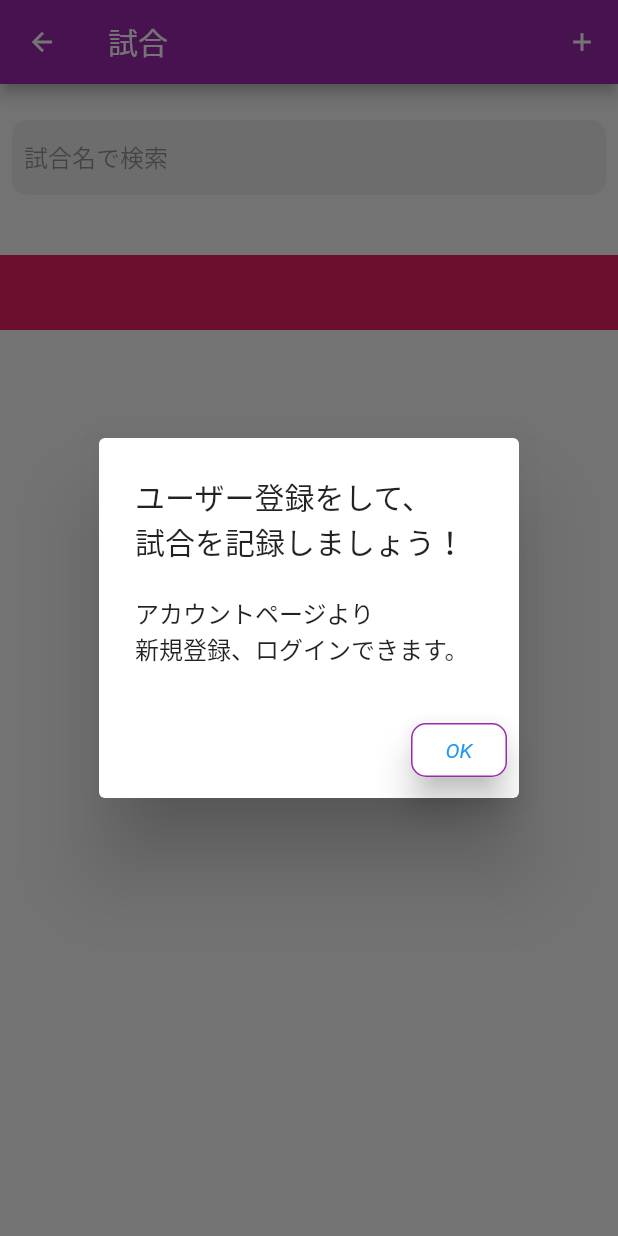
After one commit to o2yama/game-record-app, a Flutter app: the MatchListScreen screen opened directly, after a tap on the "add" icon, on a phone screen of 412 x 824 dp. The commit adds this screen. Run offline on Flutter 3.47's test engine with Material 2 defaults, Android fonts, the phone set to English and light mode, and no system bars; our stand-ins replace adaptive_dialog, animated_splash_screen, cloud_firestore, firebase_auth, firebase_core, firebase_storage and 6 more; missing offline and left inert: app_tracking_transparency; accounts and stored records are empty.

Commit message:
試合の取得、表示

```diff
--- a/lib/domain/app_user/app_user.dart
+++ b/lib/domain/app_user/app_user.dart
@@ -11,7 +11,7 @@ abstract class AppUser with _$AppUser {
   const factory AppUser({
     @Default('') String userId,
     @Default('') String email,
-    @Default('unknown') String name,
+    @Default('') String name,
     String? imageUrl,
   }) = _AppUser;
 
--- a/lib/domain/game/game.dart
+++ b/lib/domain/game/game.dart
@@ -12,7 +12,6 @@ abstract class Game with _$Game {
     DateTime? heldAt,
     @Default('') String editorKey,
     @Default('') String readerKey,
-    @Default(true) bool isMatch,
     @Default(<String>[]) List<String> editorIds,
     @Default(<String>[]) List<String> readerIds,
   }) = _Game;
--- a/lib/main.dart
+++ b/lib/main.dart
@@ -33,16 +33,13 @@ class MyApp extends HookWidget {
     return MaterialApp(
       debugShowCheckedModeBanner: false,
       theme: ThemeData(
-        inputDecorationTheme: const InputDecorationTheme(
-          fillColor: Colors.grey,
-        ),
+        inputDecorationTheme:
+            const InputDecorationTheme(fillColor: Colors.grey),
         elevatedButtonTheme: ElevatedButtonThemeData(
           style: ElevatedButton.styleFrom(
             primary: Colors.purpleAccent,
             textStyle: const TextStyle(
-              color: Colors.white,
-              fontWeight: FontWeight.bold,
-            ),
+                color: Colors.white, fontWeight: FontWeight.bold),
             shape: const StadiumBorder(),
             elevation: 10,
           ),
@@ -51,19 +48,18 @@ class MyApp extends HookWidget {
           style: TextButton.styleFrom(
             backgroundColor: Colors.white,
             textStyle: const TextStyle(
-              color: Colors.purple,
-              fontStyle: FontStyle.italic,
-            ),
+                color: Colors.purple, fontStyle: FontStyle.italic),
             shape: RoundedRectangleBorder(
-              side: const BorderSide(width: 1, color: Colors.purple),
-              borderRadius: BorderRadius.circular(10),
-            ),
+                side: const BorderSide(width: 1, color: Colors.purple),
+                borderRadius: BorderRadius.circular(10)),
             elevation: 10,
           ),
         ),
         primaryColor: Colors.purple,
         accentColor: Colors.purpleAccent,
         backgroundColor: Colors.grey[200],
+        iconTheme: const IconThemeData(color: Colors.white, size: 20),
+        appBarTheme: const AppBarTheme(centerTitle: false),
       ),
       home: AnimatedSplashScreen(
         splash: 'images/icon.png',
--- /dev/null
+++ b/lib/screens/home_screens/match_list_screen/match_list_screen.dart
@@ -0,0 +1,145 @@
+import 'package:adaptive_dialog/adaptive_dialog.dart';
+import 'package:flutter/material.dart';
+import 'package:flutter_hooks/flutter_hooks.dart';
+import 'package:hooks_riverpod/hooks_riverpod.dart';
+import 'package:record_game_app/common/widgets/loading_screen.dart';
+import 'package:record_game_app/domain/app_user/app_user.dart';
+import 'package:record_game_app/domain/game/game.dart';
+import 'package:record_game_app/screens/create_new_game/create_new_game_screen.dart';
+import 'package:record_game_app/screens/home_screens/match_list_screen/match_list_state.dart';
+import 'package:record_game_app/screens/team_list_screen/team_list_screen.dart';
+import 'package:record_game_app/screens/loading_state.dart';
+
+final _searchMatchController = TextEditingController();
+
+class MatchListScreen extends HookWidget {
+  const MatchListScreen({Key? key}) : super(key: key);
+
+  @override
+  Widget build(BuildContext context) {
+    final _isLoading = useProvider(loadingStateProvider);
+    final _appUser = useProvider(appUserStateProvider);
+
+    return GestureDetector(
+      onTap: () => FocusScope.of(context).requestFocus(FocusNode()),
+      child: Scaffold(
+        appBar: AppBar(
+          title: const Text('試合'),
+          actions: [
+            IconButton(
+              onPressed: () async {
+                _appUser.email == ''
+                    ? await showOkAlertDialog(
+                        context: context,
+                        title: 'ユーザー登録をして、\n試合を記録しましょう！',
+                        message: 'アカウントページより\n新規登録、ログインできます。',
+                      )
+                    : Navigator.push<Widget>(
+                        context,
+                        MaterialPageRoute(
+                            builder: (context) => const CreateNewGameScreen()));
+              },
+              icon: const Icon(
+                Icons.add,
+                color: Colors.white,
+              ),
+            ),
+          ],
+        ),
+        body: Stack(children: [
+          const MatchListView(),
+          _isLoading ? const LoadingScreen() : Container(),
+        ]),
+      ),
+    );
+  }
+}
+
+class MatchListView extends HookWidget {
+  const MatchListView({Key? key}) : super(key: key);
+
+  Widget _adWidget() {
+    return Padding(
+      padding: const EdgeInsets.only(top: 40),
+      child: Container(height: 50, color: Colors.pink),
+    );
+  }
+
+  Widget _searchField(BuildContext context) {
+    return Padding(
+      padding: const EdgeInsets.only(top: 24, right: 8, left: 8),
+      child: Container(
+        height: 50,
+        decoration: BoxDecoration(
+          color: Colors.grey[200],
+          borderRadius: BorderRadius.circular(10),
+        ),
+        child: Padding(
+          padding: const EdgeInsets.only(right: 8, left: 8),
+          child: TextField(
+            controller: _searchMatchController,
+            keyboardType: TextInputType.text,
+            decoration: const InputDecoration(
+              border: InputBorder.none,
+              hintText: '試合名で検索',
+              hintStyle: TextStyle(color: Colors.black38),
+            ),
+          ),
+        ),
+      ),
+    );
+  }
+
+  Widget _matchTile(BuildContext context, Game game, bool isLast) {
+    return Column(children: [
+      ListTile(
+        onTap: () => Navigator.push<Widget>(
+            context,
+            MaterialPageRoute(
+              builder: (context) => TeamListScreen(game: game),
+            )),
+        leading: Text(
+          '${game.heldAt!.month}/${game.heldAt!.day}',
+          textAlign: TextAlign.center,
+        ),
+        title: Text(
+          game.gameTitle,
+          style: Theme.of(context).textTheme.headline6,
+        ),
+      ),
+      isLast ? _adWidget() : Container(),
+    ]);
+  }
+
+  @override
+  Widget build(BuildContext context) {
+    final _loadingStateModel = useProvider(loadingStateProvider.notifier);
+    final _matchListModel = useProvider(matchListStateProvider.notifier);
+    final _matchList = useProvider(matchListStateProvider);
+
+    return RefreshIndicator(
+      onRefresh: () async {
+        _loadingStateModel.startLoading();
+        await _matchListModel.fetchMatches();
+        _loadingStateModel.endLoading();
+      },
+      child: Column(children: [
+        _searchField(context),
+        _matchList.isEmpty
+            ? _adWidget()
+            : Expanded(
+                child: ListView.builder(
+                  itemCount: _matchList.length,
+                  itemBuilder: (BuildContext context, int index) {
+                    return _matchTile(
+                      context,
+                      _matchList[index],
+                      index == _matchList.length - 1,
+                    );
+                  },
+                ),
+              ),
+      ]),
+    );
+  }
+}
--- /dev/null
+++ b/lib/screens/home_screens/match_list_screen/match_list_state.dart
@@ -0,0 +1,21 @@
+import 'package:flutter_riverpod/flutter_riverpod.dart';
+import 'package:record_game_app/domain/app_user/app_user.dart';
+import 'package:record_game_app/domain/game/game.dart';
+import 'package:record_game_app/repository/game_repository.dart';
+
+final matchListStateProvider =
+    StateNotifierProvider<MatchListState, List<Game>>(
+        (ref) => MatchListState());
+
+class MatchListState extends StateNotifier<List<Game>> {
+  MatchListState() : super(<Game>[]);
+  GameRepository get gameRepository => GameRepository.instance;
+
+  Future<void> fetchMatches() async {
+    Future<void> fetchMatches(AppUser appUser) async {
+      state = await gameRepository.fetchMatches(appUser);
+    }
+  }
+
+  Future<void> deleteMatch() async {}
+}
```
Also changed, not shown: lib/domain/team/team.dart (+26 -15 lines), lib/repository/game_repository.dart (+28 -20 lines), lib/screens/home_screens/game_list_screen/game_list_screen.dart (deleted, +0 -152 lines), lib/screens/home_screens/game_list_screen/game_list_state.dart (deleted, +0 -8 lines), lib/screens/home_screens/home_screen.dart (+3 -7 lines), lib/screens/home_screens/rehearsal_list_screen/rehearsal_list_screen.dart (+70 -14 lines), lib/screens/home_screens/rehearsal_list_screen/rehearsal_list_state.dart (added, +8 -0 lines), lib/screens/team_list_screen/team_list_screen.dart (+4 -3 lines), lib/domain/app_user/app_user.freezed.dart, lib/domain/app_user/app_user.g.dart, lib/domain/game/game.freezed.dart, lib/domain/team/team.freezed.dart (added), lib/domain/team/team.g.dart (added), 1 other file.
